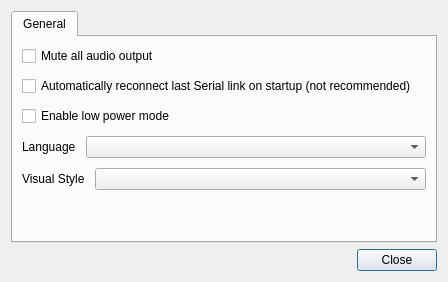
Above: src/ui/QGCSettingsWidget.ui from mpaperno/qgroundcontrol_aq before the change. Below: the same form after it.
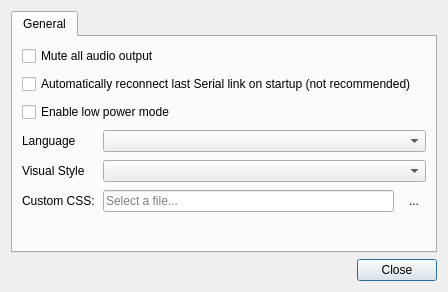
That is the form after the change. Icons and pictures are not drawn.

Commit message: Allow using custom style sheet at startup; Fix default/native style to use relative sizes instead of fixed (scales properly with OS display settings); Styles are now always loaded from file system (/files/styles folder inside QGC distribution); Misc style fixes to improve native/default look (style progress bars); Remove redundant "native" css file.

Diff of the .ui file:
```diff
--- a/src/ui/QGCSettingsWidget.ui
+++ b/src/ui/QGCSettingsWidget.ui
@@ -7,7 +7,7 @@
     <x>0</x>
     <y>0</y>
     <width>448</width>
-    <height>282</height>
+    <height>292</height>
    </rect>
   </property>
   <property name="windowTitle">
@@ -25,75 +25,17 @@
       </attribute>
       <layout class="QGridLayout" name="generalPaneGridLayout">
        <property name="verticalSpacing">
-        <number>10</number>
+        <number>8</number>
        </property>
-       <item row="1" column="0" alignment="Qt::AlignTop">
-        <widget class="QCheckBox" name="reconnectCheckBox">
-         <property name="text">
-          <string>Automatically reconnect last Serial link on startup (not recommended)</string>
-         </property>
-         <property name="icon">
-          <iconset resource="../../qgroundcontrol.qrc">
-           <normaloff>:/files/images/devices/network-wireless.svg</normaloff>:/files/images/devices/network-wireless.svg</iconset>
-         </property>
-        </widget>
-       </item>
-       <item row="2" column="0">
-        <widget class="QCheckBox" name="lowPowerCheckBox">
-         <property name="toolTip">
-          <string>Lowers all update rates to save battery power</string>
-         </property>
-         <property name="text">
-          <string>Enable low power mode</string>
-         </property>
-        </widget>
-       </item>
-       <item row="4" column="0">
-        <layout class="QHBoxLayout" name="horizontalLayout_2">
-         <property name="spacing">
-          <number>10</number>
-         </property>
-         <item>
-          <widget class="QLabel" name="label_style">
-           <property name="sizePolicy">
-            <sizepolicy hsizetype="Maximum" vsizetype="Preferred">
-             <horstretch>0</horstretch>
-             <verstretch>0</verstretch>
-            </sizepolicy>
-           </property>
-           <property name="text">
-            <string>Visual Style</string>
-           </property>
-          </widget>
-         </item>
-         <item>
-          <widget class="QComboBox" name="comboBox_style">
-           <property name="sizeAdjustPolicy">
-            <enum>QComboBox::AdjustToContents</enum>
-           </property>
-          </widget>
-         </item>
-        </layout>
-       </item>
-       <item row="6" column="0">
-        <spacer name="verticalSpacer">
-         <property name="orientation">
-          <enum>Qt::Vertical</enum>
-         </property>
-         <property name="sizeHint" stdset="0">
-          <size>
-           <width>20</width>
-           <height>40</height>
-          </size>
-         </property>
-        </spacer>
-       </item>
        <item row="3" column="0">
-        <layout class="QHBoxLayout" name="horizontalLayout">
-         <property name="spacing">
-          <number>10</number>
+        <layout class="QFormLayout" name="formLayout">
+         <property name="horizontalSpacing">
+          <number>8</number>
          </property>
-         <item>
+         <property name="verticalSpacing">
+          <number>8</number>
+         </property>
+         <item row="0" column="0">
           <widget class="QLabel" name="label_language">
            <property name="sizePolicy">
             <sizepolicy hsizetype="Maximum" vsizetype="Preferred">
@@ -106,13 +48,77 @@
            </property>
           </widget>
          </item>
-         <item>
+         <item row="0" column="1">
           <widget class="QComboBox" name="comboBox_language">
            <property name="sizeAdjustPolicy">
             <enum>QComboBox::AdjustToContents</enum>
            </property>
           </widget>
          </item>
+         <item row="1" column="0">
+          <widget class="QLabel" name="label_style">
+           <property name="sizePolicy">
+            <sizepolicy hsizetype="Maximum" vsizetype="Preferred">
+             <horstretch>0</horstretch>
+             <verstretch>0</verstretch>
+            </sizepolicy>
+           </property>
+           <property name="text">
+            <string>Visual Style</string>
+           </property>
+          </widget>
+         </item>
+         <item row="1" column="1">
+          <widget class="QComboBox" name="comboBox_style">
+           <property name="sizeAdjustPolicy">
+            <enum>QComboBox::AdjustToContents</enum>
+           </property>
+          </widget>
+         </item>
+         <item row="2" column="0">
+          <widget class="QLabel" name="label_style_custom">
+           <property name="sizePolicy">
+            <sizepolicy hsizetype="Maximum" vsizetype="Preferred">
+             <horstretch>0</horstretch>
+             <verstretch>0</verstretch>
+            </sizepolicy>
+           </property>
+           <property name="text">
+            <string>Custom CSS:</string>
+           </property>
+          </widget>
+         </item>
+         <item row="2" column="1">
+          <layout class="QHBoxLayout" name="hLayout_style_custom">
+           <item>
+            <widget class="QLineEdit" name="lineEdit_customStylePath">
+             <property name="placeholderText">
+              <string>Select a file...</string>
+             </property>
+            </widget>
+           </item>
+           <item>
+            <widget class="QToolButton" name="toolButton_selectCustomStyle">
+             <property name="text">
+              <string>...</string>
+             </property>
+             <property name="icon">
+              <iconset resource="../../qgroundcontrol.qrc">
+               <normaloff>:/files/images/actions/folder-horizontal-open.png</normaloff>:/files/images/actions/folder-horizontal-open.png</iconset>
+             </property>
+             <property name="iconSize">
+              <size>
+               <width>18</width>
+               <height>18</height>
+              </size>
+             </property>
+             <property name="autoRaise">
+              <bool>true</bool>
+             </property>
+            </widget>
+           </item>
+          </layout>
+         </item>
         </layout>
        </item>
        <item row="0" column="0" alignment="Qt::AlignTop">
@@ -126,8 +132,14 @@
          </property>
         </widget>
        </item>
-       <item row="5" column="0">
+       <item row="4" column="0">
         <widget class="QLabel" name="label_message">
+         <property name="sizePolicy">
+          <sizepolicy hsizetype="Preferred" vsizetype="Fixed">
+           <horstretch>0</horstretch>
+           <verstretch>0</verstretch>
+          </sizepolicy>
+         </property>
          <property name="text">
           <string/>
          </property>
@@ -136,6 +148,44 @@
          </property>
         </widget>
        </item>
+       <item row="5" column="0">
+        <spacer name="verticalSpacer">
+         <property name="orientation">
+          <enum>Qt::Vertical</enum>
+         </property>
+         <property name="sizeHint" stdset="0">
+          <size>
+           <width>20</width>
+           <height>10</height>
+          </size>
+         </property>
+        </spacer>
+       </item>
+       <item row="2" column="0">
+        <widget class="QCheckBox" name="lowPowerCheckBox">
+         <property name="toolTip">
+          <string>Lowers all update rates to save battery power</string>
+         </property>
+         <property name="text">
+          <string>Enable low power mode</string>
+         </property>
+         <property name="icon">
+          <iconset resource="../../qgroundcontrol.qrc">
+           <normaloff>:/files/images/status/battery-caution.svg</normaloff>:/files/images/status/battery-caution.svg</iconset>
+         </property>
+        </widget>
+       </item>
+       <item row="1" column="0" alignment="Qt::AlignTop">
+        <widget class="QCheckBox" name="reconnectCheckBox">
+         <property name="text">
+          <string>Automatically reconnect last Serial link on startup (not recommended)</string>
+         </property>
+         <property name="icon">
+          <iconset resource="../../qgroundcontrol.qrc">
+           <normaloff>:/files/images/devices/network-wireless.svg</normaloff>:/files/images/devices/network-wireless.svg</iconset>
+         </property>
+        </widget>
+       </item>
       </layout>
      </widget>
     </widget>
```
The commit also changes 13 other files.
